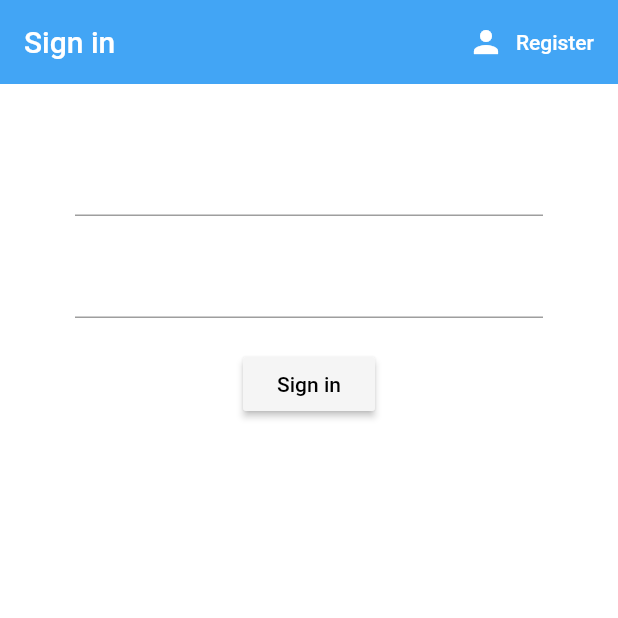
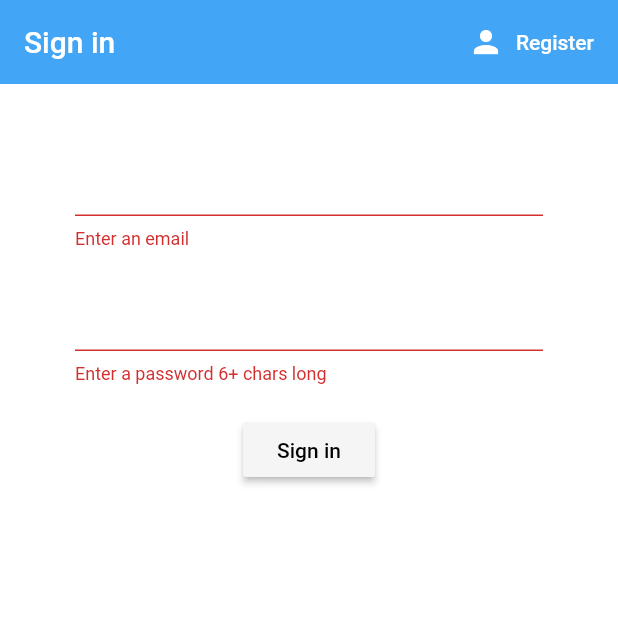
Before and after one commit to user-cube/iStudy-Flutter, a Flutter app: the screen it shows after launch, after a tap on "Sign in", on a phone screen of 412 x 824 dp, the top half of it. Run offline on Flutter 3.47's test engine with Material 2 defaults, Android fonts, the light colour scheme and no system bars; our stand-ins replace firebase_auth; accounts and stored records are empty.

Commit message:
login working

```diff
--- a/istudy/lib/screens/authenticate/register.dart
+++ b/istudy/lib/screens/authenticate/register.dart
@@ -83,7 +83,8 @@
                   if (_formKey.currentState.validate()) {
                     dynamic result = await _authService.signUp(email, password);
                     if (result == null) {
-                      setState(() => 'Please supply a valid combination.');
+                      setState(
+                          () => error = 'Please supply a valid combination.');
                     }
                   }
                 },
--- a/istudy/lib/screens/authenticate/sign_in.dart
+++ b/istudy/lib/screens/authenticate/sign_in.dart
@@ -11,9 +11,11 @@
 
 class _SignInState extends State<SignIn> {
   final AuthService _authService = AuthService();
+  final _formKey = GlobalKey<FormState>();
 
   String email = '';
   String password = '';
+  String error = '';
 
   @override
   Widget build(BuildContext context) {
@@ -43,12 +45,15 @@
       body: Container(
         padding: EdgeInsets.symmetric(vertical: 20.0, horizontal: 50.0),
         child: Form(
+          key: _formKey,
           child: Column(
             children: <Widget>[
               SizedBox(
                 height: 20.0,
               ),
               TextFormField(
+                validator: (val) =>
+                    val.isEmpty || !val.contains('@') ? 'Enter an email' : null,
                 onChanged: (val) {
                   setState(() => email = val);
                 },
@@ -57,6 +62,8 @@
                 height: 20.0,
               ),
               TextFormField(
+                validator: (val) =>
+                    val.length < 6 ? 'Enter a password 6+ chars long' : null,
                 obscureText: true,
                 onChanged: (val) {
                   setState(() => password = val);
@@ -74,10 +81,26 @@
                   ),
                 ),
                 onPressed: () async {
-                  print(email);
-                  print(password);
+                  if (_formKey.currentState.validate()) {
+                    dynamic result =
+                        await _authService.signInEmailPassword(email, password);
+                    if (result == null) {
+                      setState(
+                          () => error = 'Please supply a valid combination.');
+                    }
+                  }
                 },
               ),
+              SizedBox(
+                height: 12.0,
+              ),
+              Text(
+                error,
+                style: TextStyle(
+                  color: Colors.red,
+                  fontSize: 14.0,
+                ),
+              )
             ],
           ),
         ),
```
Also changed, not shown: istudy/lib/services/auth.dart (+12 -0 lines).
